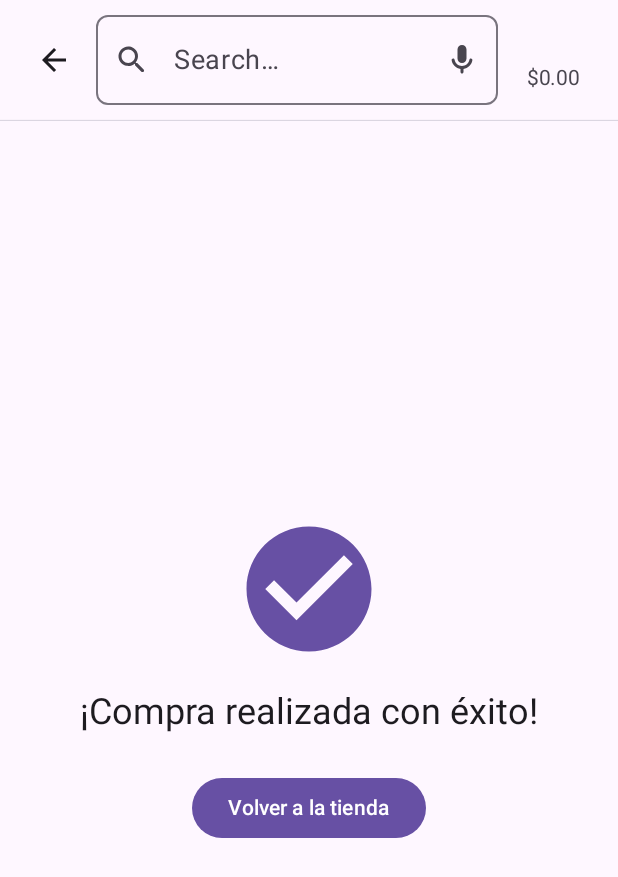
After one commit to antoniomp17/Shop, an Android app built with Jetpack Compose: the PaymentResultScreen screen opened through its navigation route, on a phone screen of 412 x 824 dp. The commit adds this screen. Shown: the top 877 px of the screen. Run offline under Robolectric (Android 15) with nearby library versions, the phone set to English and light mode, and no system bars; our stand-ins replace Dagger/Hilt's generated code.

Commit message:
Payment Result Screen
- Adds PaymentResultScreen to display after a successful purchase.
- Implements navigation to PaymentResultScreen from PaymentScreen.
- Adds NavigationRoute for PaymentResultScreen.
- Modifies payment button to "Realizar pago" and checks if user info is completed.
- Modifies navigation after successful purchase to return to product list.
- Modifies compose inspection profile.
- Remove unused properties.

```diff
--- a/app/src/main/java/com/mp98/shop/core/presentation/screens/navigation/NavigationHost.kt
+++ b/app/src/main/java/com/mp98/shop/core/presentation/screens/navigation/NavigationHost.kt
@@ -5,6 +5,7 @@ import androidx.navigation.NavHostController
 import androidx.navigation.compose.NavHost
 import androidx.navigation.compose.composable
 import com.mp98.shop.core.presentation.screens.cartlist.CartList
+import com.mp98.shop.core.presentation.screens.payment.PaymentResultScreen
 import com.mp98.shop.core.presentation.screens.payment.PaymentScreen
 import com.mp98.shop.core.presentation.screens.productlist.ProductList
 import com.mp98.shop.core.presentation.viewmodels.ProductCartViewModel
@@ -23,7 +24,14 @@ fun NavigationHost(
             CartList(productCartViewModel = productCartViewModel)
         }
         composable(NavigationRoute.PaymentScreen.route) {
-            PaymentScreen(cartViewModel = productCartViewModel)
+            PaymentScreen(cartViewModel = productCartViewModel){
+                navHostController.navigate(NavigationRoute.PaymentResultScreen.route)
+            }
+        }
+        composable(NavigationRoute.PaymentResultScreen.route) {
+            PaymentResultScreen(productCartViewModel = productCartViewModel){
+                navHostController.navigate(NavigationRoute.ProductListScreen.route)
+            }
         }
     }
 
--- a/app/src/main/java/com/mp98/shop/core/presentation/screens/navigation/NavigationRoute.kt
+++ b/app/src/main/java/com/mp98/shop/core/presentation/screens/navigation/NavigationRoute.kt
@@ -4,4 +4,5 @@ sealed class NavigationRoute(val route: String){
     data object ProductListScreen: NavigationRoute("ProductListScreen")
     data object CartListScreen: NavigationRoute("CartListScreen")
     data object PaymentScreen: NavigationRoute("PaymentScreen")
+    data object PaymentResultScreen: NavigationRoute("PaymentResultScreen")
 }
--- /dev/null
+++ b/app/src/main/java/com/mp98/shop/core/presentation/screens/payment/PaymentResultScreen.kt
@@ -0,0 +1,50 @@
+package com.mp98.shop.core.presentation.screens.payment
+
+import androidx.compose.foundation.layout.*
+import androidx.compose.material.icons.Icons
+import androidx.compose.material.icons.filled.CheckCircle
+import androidx.compose.material3.*
+import androidx.compose.runtime.Composable
+import androidx.compose.ui.Alignment
+import androidx.compose.ui.Modifier
+import androidx.compose.ui.unit.dp
+import com.mp98.shop.core.presentation.screens.navigation.NavigationRoute
+import com.mp98.shop.core.presentation.viewmodels.ProductCartViewModel
+import com.mp98.shop.core.utils.dynamicPadding
+
+@Composable
+fun PaymentResultScreen(
+    productCartViewModel: ProductCartViewModel,
+    onChangeScreen: () -> Unit
+) {
+    Box(
+        modifier = Modifier
+            .fillMaxSize()
+            .dynamicPadding(),
+        contentAlignment = Alignment.Center
+    ) {
+        Column(
+            horizontalAlignment = Alignment.CenterHorizontally,
+            verticalArrangement = Arrangement.Center
+        ) {
+            Icon(
+                imageVector = Icons.Filled.CheckCircle,
+                contentDescription = "Compra exitosa",
+                tint = MaterialTheme.colorScheme.primary,
+                modifier = Modifier.size(100.dp)
+            )
+            Spacer(modifier = Modifier.height(16.dp))
+            Text(
+                text = "¡Compra realizada con éxito!",
+                style = MaterialTheme.typography.headlineSmall
+            )
+            Spacer(modifier = Modifier.height(24.dp))
+            Button(onClick = {
+                productCartViewModel.changeScreen(NavigationRoute.ProductListScreen)
+                onChangeScreen()
+            }) {
+                Text(text = "Volver a la tienda")
+            }
+        }
+    }
+}
```
Also changed, not shown: app/src/main/java/com/mp98/shop/core/presentation/screens/customscaffold/CustomScaffold.kt (+0 -7 lines), app/src/main/java/com/mp98/shop/core/presentation/screens/payment/PaymentScreen.kt (+6 -5 lines).
